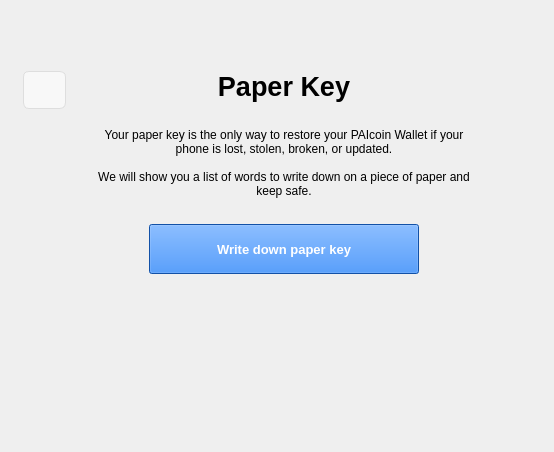
Qt form src/qt/forms/paperkeyintropage.ui (projectpai/paicoin) before a commit.
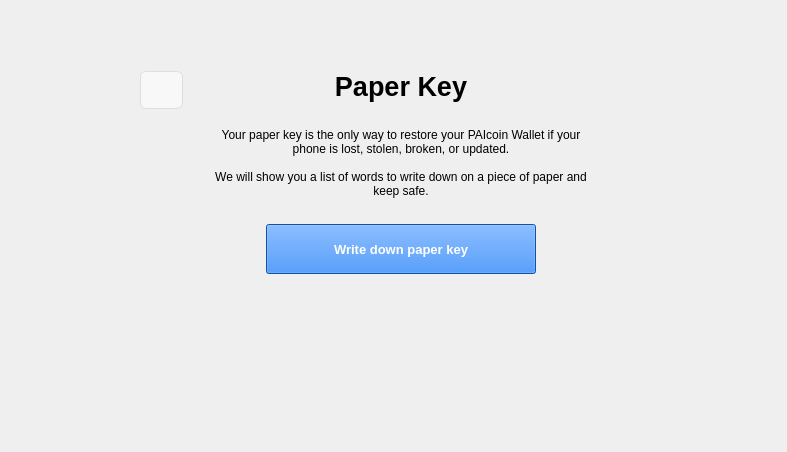
The same form after that commit. Icons and pictures are not drawn.

```diff
--- a/src/qt/forms/paperkeyintropage.ui
+++ b/src/qt/forms/paperkeyintropage.ui
@@ -6,7 +6,7 @@
    <rect>
     <x>0</x>
     <y>0</y>
-    <width>554</width>
+    <width>787</width>
     <height>452</height>
    </rect>
   </property>
```
